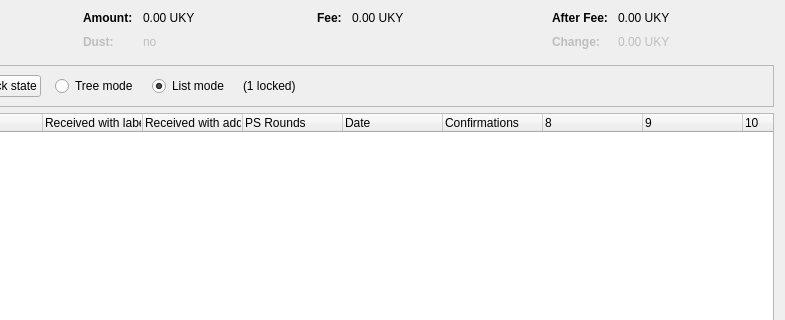
This is src/qt/forms/coincontroldialog.ui in VolkshashDEV/volkshashcore as Qt 5 draws it before an edit; both pictures show x 169 to 954 and y 0 to 320 of the 954 by 500 pixel window. The edited form follows.
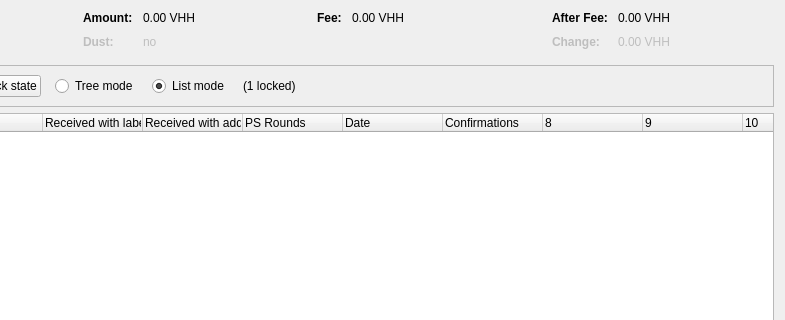
This is the edited form. Custom widgets are drawn as their Qt base class.

The edit to the form file:
```diff
--- a/src/qt/forms/coincontroldialog.ui
+++ b/src/qt/forms/coincontroldialog.ui
@@ -132,7 +132,7 @@
           <enum>Qt::ActionsContextMenu</enum>
          </property>
          <property name="text">
-          <string notr="true">0.00 UKY</string>
+          <string notr="true">0.00 VHH</string>
          </property>
          <property name="textInteractionFlags">
           <set>Qt::LinksAccessibleByMouse|Qt::TextSelectableByKeyboard|Qt::TextSelectableByMouse</set>
@@ -212,7 +212,7 @@
           <enum>Qt::ActionsContextMenu</enum>
          </property>
          <property name="text">
-          <string notr="true">0.00 UKY</string>
+          <string notr="true">0.00 VHH</string>
          </property>
          <property name="textInteractionFlags">
           <set>Qt::LinksAccessibleByMouse|Qt::TextSelectableByKeyboard|Qt::TextSelectableByMouse</set>
@@ -257,7 +257,7 @@
           <enum>Qt::ActionsContextMenu</enum>
          </property>
          <property name="text">
-          <string notr="true">0.00 UKY</string>
+          <string notr="true">0.00 VHH</string>
          </property>
          <property name="textInteractionFlags">
           <set>Qt::LinksAccessibleByMouse|Qt::TextSelectableByKeyboard|Qt::TextSelectableByMouse</set>
@@ -292,7 +292,7 @@
           <enum>Qt::ActionsContextMenu</enum>
          </property>
          <property name="text">
-          <string notr="true">0.00 UKY</string>
+          <string notr="true">0.00 VHH</string>
          </property>
          <property name="textInteractionFlags">
           <set>Qt::LinksAccessibleByMouse|Qt::TextSelectableByKeyboard|Qt::TextSelectableByMouse</set>
```
